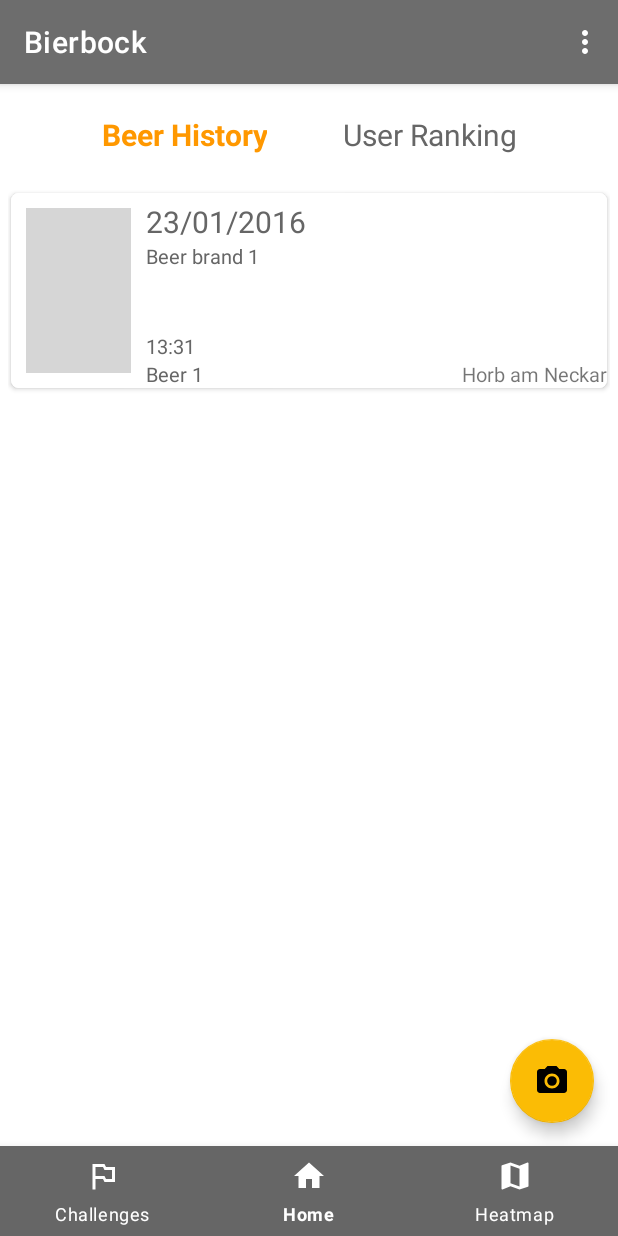
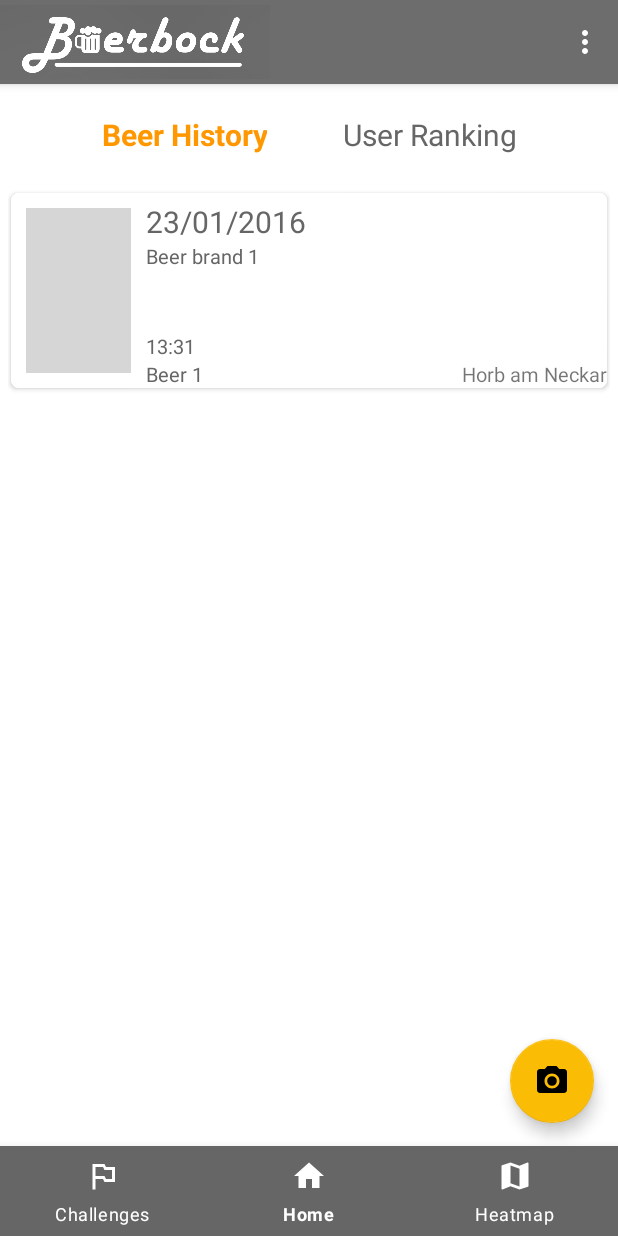
Before and after one commit to FelixWochele/Bierbock, an Android app: the MainActivity screen opened directly, with no data from a screen before it, on a phone screen of 412 x 824 dp. Run offline under Robolectric (Android 15) with nearby library versions, the phone set to English and light mode, and no system bars; our stand-ins replace navigation-ui; pictures from the network do not load; 2 statements that could not run were skipped; grey boxes are pictures that could not be loaded.

Commit message:
Fixed Scann Activity

```diff
--- a/app/src/main/java/com/bierbock/ChallengeFragment.java
+++ b/app/src/main/java/com/bierbock/ChallengeFragment.java
@@ -7,6 +7,7 @@ import android.os.Bundle;
 
 import androidx.annotation.NonNull;
 import androidx.annotation.Nullable;
+import androidx.appcompat.app.AppCompatActivity;
 import androidx.fragment.app.Fragment;
 import androidx.recyclerview.widget.LinearLayoutManager;
 
@@ -26,6 +27,7 @@ import com.google.android.material.textview.MaterialTextView;
 
 import java.util.ArrayList;
 import java.util.List;
+import java.util.Objects;
 
 
 public class ChallengeFragment extends Fragment {
@@ -55,7 +57,10 @@ public class ChallengeFragment extends Fragment {
                              @Nullable Bundle savedInstanceState) {
         // Inflate the layout for this fragment
         binding = FragmentChallengeBinding.inflate(inflater, container, false);
+
         View view = binding.getRoot();
+
+        Objects.requireNonNull(((AppCompatActivity) requireActivity()).getSupportActionBar()).setDisplayShowTitleEnabled(false);
 
         //Statistics above the challenges:
 
--- a/app/src/main/java/com/bierbock/DisplayScannedBeerActivity.java
+++ b/app/src/main/java/com/bierbock/DisplayScannedBeerActivity.java
@@ -108,6 +108,11 @@ public class DisplayScannedBeerActivity extends AppCompatActivity {
 
     public void backendFailMessage(){
         Toast.makeText(this, "There is no beer for that barcode", Toast.LENGTH_SHORT).show();
+
+        //got back to scan activity
+        Intent intent = new Intent(DisplayScannedBeerActivity.this, ScanActivity.class);
+        startActivity(intent);
+        finish();
     }
 
 }
--- a/app/src/main/java/com/bierbock/HomeFragment.java
+++ b/app/src/main/java/com/bierbock/HomeFragment.java
@@ -8,6 +8,7 @@ import android.os.Bundle;
 
 import androidx.annotation.NonNull;
 import androidx.annotation.Nullable;
+import androidx.appcompat.app.AppCompatActivity;
 import androidx.fragment.app.Fragment;
 import androidx.recyclerview.widget.LinearLayoutManager;
 import androidx.recyclerview.widget.RecyclerView;
@@ -31,6 +32,7 @@ import com.bierbock.databinding.FragmentHomeBinding;
 
 import java.util.ArrayList;
 import java.util.List;
+import java.util.Objects;
 
 /**
  * A simple {@link Fragment} subclass.
@@ -80,7 +82,6 @@ public class HomeFragment extends Fragment {
         // Inflate the layout for this fragment
         binding = FragmentHomeBinding.inflate(inflater, container, false);
         View view = binding.getRoot();
-
 
         // Sample data for user ratings
         userRankings = new ArrayList<>();
--- a/app/src/main/java/com/bierbock/MainActivity.java
+++ b/app/src/main/java/com/bierbock/MainActivity.java
@@ -16,6 +16,7 @@ import com.bierbock.databinding.ActivityMainBinding;
 
 import java.io.IOException;
 import java.security.GeneralSecurityException;
+import java.util.Objects;
 
 public class MainActivity extends AppCompatActivity {
 
@@ -31,6 +32,8 @@ public class MainActivity extends AppCompatActivity {
         setContentView(binding.getRoot());
 
         setSupportActionBar(binding.toolbar);
+
+        //Objects.requireNonNull(getSupportActionBar()).setDisplayShowTitleEnabled(false);
 
         appBarConfiguration = new AppBarConfiguration.Builder(
                 R.id.homeFragment, R.layout.fragment_challenge, R.id.heatmap, R.id.user_profile
--- a/app/src/main/java/com/bierbock/MapsFragment.java
+++ b/app/src/main/java/com/bierbock/MapsFragment.java
@@ -2,6 +2,7 @@ package com.bierbock;
 
 import androidx.annotation.NonNull;
 import androidx.annotation.Nullable;
+import androidx.appcompat.app.AppCompatActivity;
 import androidx.core.app.ActivityCompat;
 import androidx.fragment.app.Fragment;
 
@@ -31,6 +32,7 @@ import com.google.maps.android.heatmaps.HeatmapTileProvider;
 import com.google.maps.android.heatmaps.WeightedLatLng;
 
 import java.util.ArrayList;
+import java.util.Objects;
 
 
 public class MapsFragment extends Fragment {
@@ -97,7 +99,6 @@ public class MapsFragment extends Fragment {
                              @Nullable Bundle savedInstanceState) {
         //Call all drink actions backend:
         AllDrinkActions allDrinkActions = new AllDrinkActions("", "", "", this);
-
         return inflater.inflate(R.layout.fragment_maps, container, false);
     }
 
--- a/app/src/main/res/layout/activity_display_scannedbeer.xml
+++ b/app/src/main/res/layout/activity_display_scannedbeer.xml
@@ -37,7 +37,7 @@
                 android:layout_width="wrap_content"
                 android:layout_height="wrap_content"
                 android:layout_marginTop="16dp"
-                android:text="Helles"
+                android:text="Beer Name"
                 android:textColor="@color/black"
                 android:textSize="18sp"
                 android:textStyle="bold" />
@@ -47,7 +47,7 @@
                 android:layout_width="wrap_content"
                 android:layout_height="wrap_content"
                 android:layout_marginTop="8dp"
-                android:text="Hirsch"
+                android:text="Beer Brand "
                 android:textColor="@color/black"
                 android:textSize="16sp" />
 
@@ -56,7 +56,7 @@
                 android:layout_width="wrap_content"
                 android:layout_height="wrap_content"
                 android:layout_marginTop="8dp"
-                android:text="500ml"
+                android:text="size"
                 android:textColor="@color/black"
                 android:textSize="14sp" />
 
--- a/app/src/main/res/layout/activity_main.xml
+++ b/app/src/main/res/layout/activity_main.xml
@@ -17,7 +17,8 @@
 
         <FrameLayout
             android:layout_width="match_parent"
-            android:layout_height="match_parent">
+            android:layout_height="match_parent"
+            android:background="#6D6D6D">
 
             <androidx.appcompat.widget.Toolbar
                 android:id="@+id/toolbar"
@@ -25,14 +26,14 @@
                 android:layout_height="?attr/actionBarSize"
                 android:background="#6d6d6d"
                 app:popupTheme="@style/Theme.Bierbock.PopupOverlay" />
-<!--
+
             <ImageView
                 android:id="@+id/imageView3"
                 android:layout_width="180dp"
                 android:layout_height="?attr/actionBarSize"
-                android:layout_gravity="center"
+                android:layout_gravity="left"
                 app:srcCompat="@drawable/bierbock_logo" />
--->
+
         </FrameLayout>
 
     </com.google.android.material.appbar.AppBarLayout>
```
Also changed, not shown: app/src/main/java/com/bierbock/ScanActivity.java (+14 -0 lines), app/src/main/res/layout/activity_scan.xml (+7 -1 lines), app/src/main/res/drawable/bierbock_logo.png.
